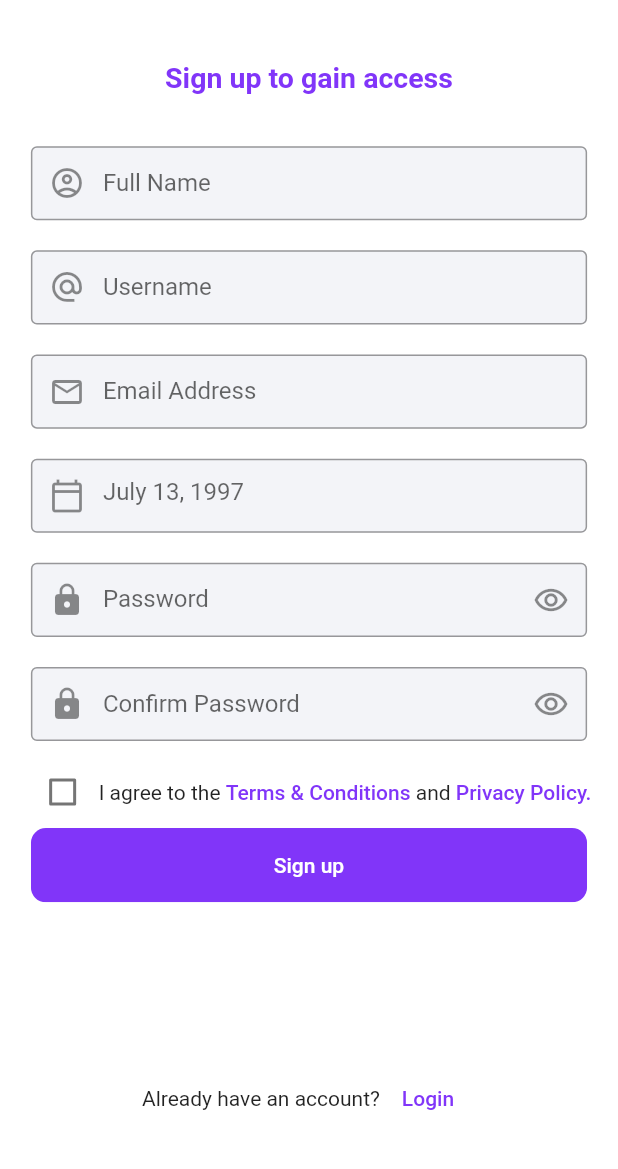
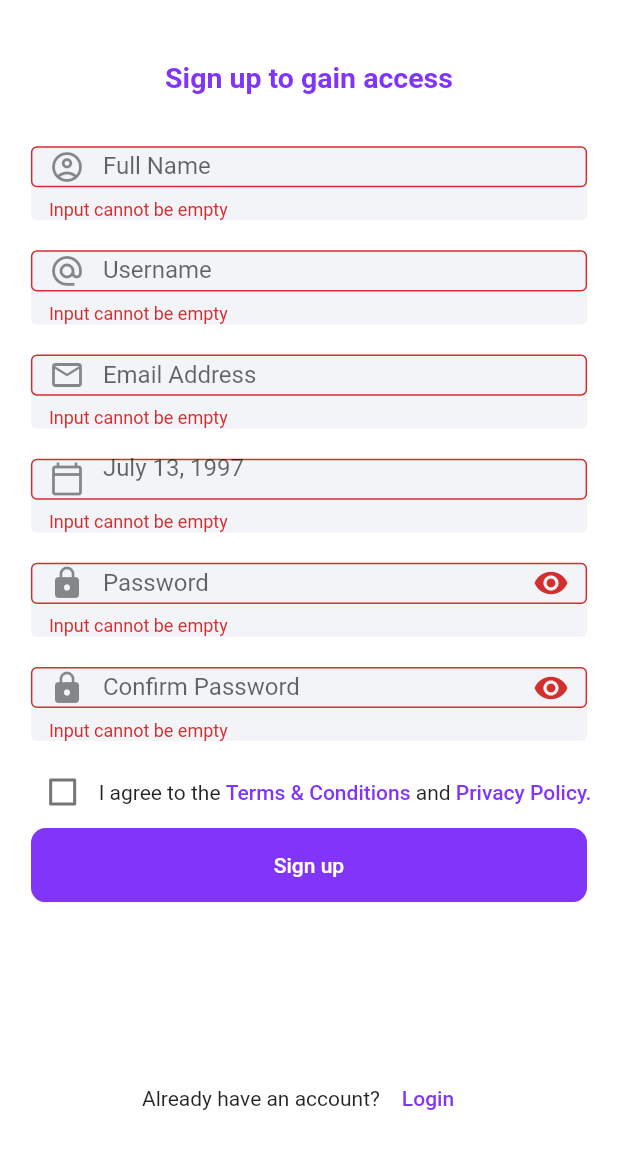
Before and after one commit to lord-tx/vigoplace1, a Flutter app: the SignUp screen opened directly, after a tap on "Sign up", on a phone screen of 412 x 824 dp, the part 60-1229 px from its top. Run offline on Flutter 3.47's test engine with Material 2 defaults, Android fonts, the phone set to English and light mode, and no system bars; network calls fail.

Commit message:
chore (entry): modify entry to support validation and text obscuring.
reviewed by: Mark Jordan (JP)

```diff
--- a/lib/widgets/vigo_entry.dart
+++ b/lib/widgets/vigo_entry.dart
@@ -1,11 +1,12 @@
 import 'package:flutter/material.dart';
 
 class VigoEntry extends StatefulWidget {
-  const VigoEntry({Key? key, this.label, required this.icon, this.passwordInput = false, this.hintText}) : super(key: key);
+  const VigoEntry({Key? key, this.label, required this.icon, this.passwordInput = false, this.hintText, this.eController}) : super(key: key);
 
   final String? label;
   final String? hintText;
   final IconData icon;
+  final TextEditingController? eController;
   // final IconData suffixIcon;
   final bool passwordInput;
   @override
@@ -13,6 +14,9 @@ class VigoEntry extends StatefulWidget {
 }
 
 class _VigoEntryState extends State<VigoEntry> {
+
+  bool hidePassword = true;
+
   @override
   Widget build(BuildContext context) {
     return Container(
@@ -24,17 +28,35 @@ class _VigoEntryState extends State<VigoEntry> {
         borderRadius: BorderRadius.circular(4)
       ),
       child: TextFormField(
+        controller: widget.eController,
+        validator: (value) {
+          if (value == null || value.isEmpty) {
+            print('Input cannot be empty');
+            return 'Input cannot be empty';
+          }
+          return null;
+        },
+        obscureText: widget.passwordInput && hidePassword,
         decoration: InputDecoration(
           prefixIcon: Icon(widget.icon),
           hintText: widget.hintText,
           labelText: widget.label,
-          border: OutlineInputBorder(
+          border: const OutlineInputBorder(
             borderSide: BorderSide(
               color: Color.fromRGBO(209, 210, 216, 1)
             )
           ),
           fillColor: Colors.black38,
-          suffixIcon: widget.passwordInput ? const Icon(Icons.remove_red_eye_outlined) : Icon(Icons.remove_red_eye_outlined, color: Colors.transparent,)
+          suffixIcon: widget.passwordInput ? GestureDetector(
+              onTap: (){
+                setState(() {
+                  hidePassword = hidePassword ? false : true;
+                });
+              },
+              child: hidePassword ? const Icon(Icons.visibility) : const Icon(Icons.visibility_off)
+          ) : GestureDetector(
+            child: const Text(""),
+          )
         ),
       ),
     );
```
